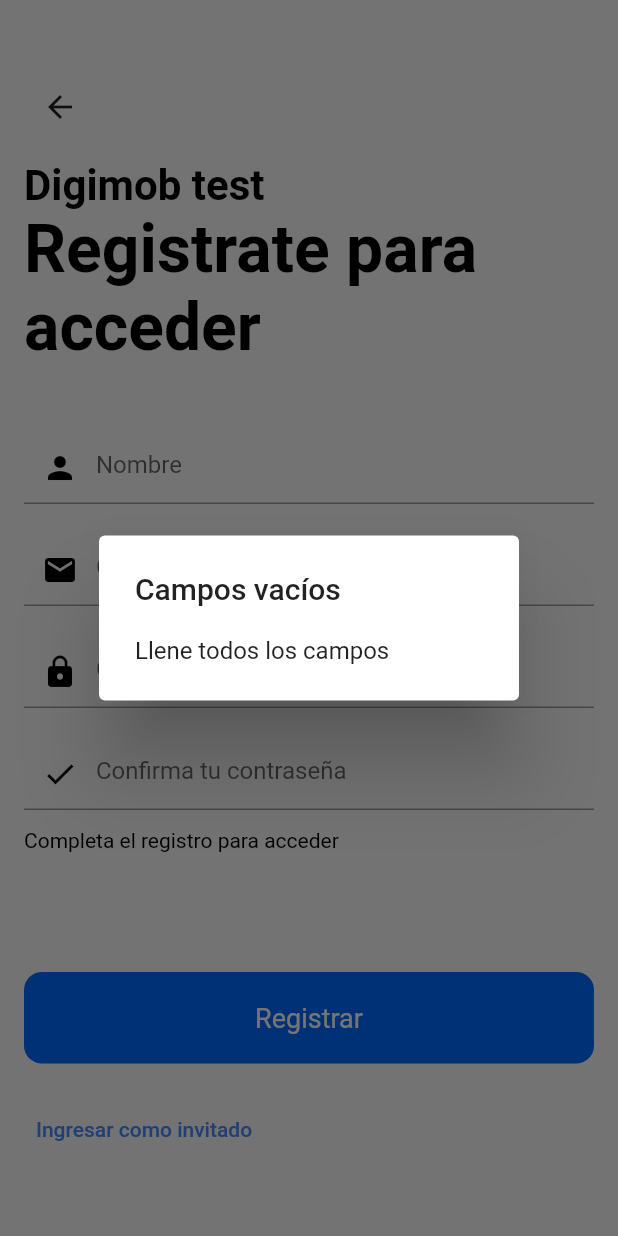
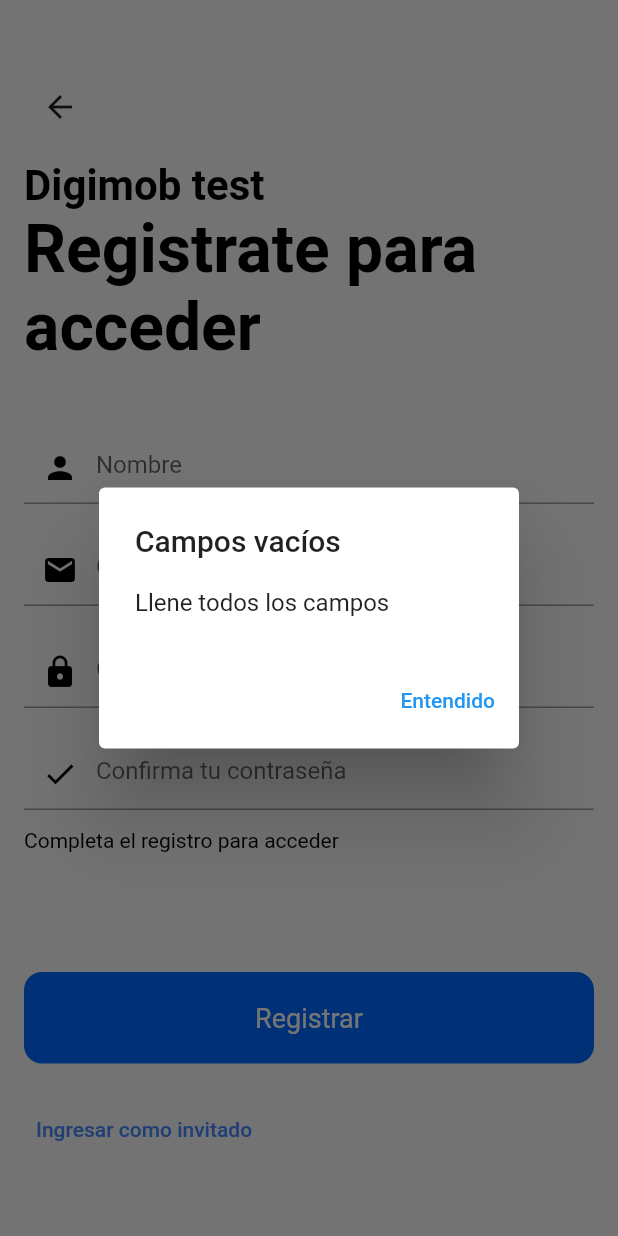
Before and after one commit to Edgar-Cupul/flutter_prueba_tecnica, a Flutter app: the RegisterScreen screen opened directly, after a tap on "Registrar", on a phone screen of 412 x 824 dp. Run offline on Flutter 3.47's test engine with Material 2 defaults, Android fonts, the phone set to English and light mode, and no system bars; our stand-ins replace firebase_auth, firebase_core; accounts and stored records are empty.

Commit message:
Arregle errores de diseño

```diff
--- a/lib/register_screen.dart
+++ b/lib/register_screen.dart
@@ -69,6 +69,13 @@ class _ventanaRegistroState extends State<ventanaRegistro> {
                 ],
               ),
             ),
+            actions: <Widget>[
+              TextButton(
+                  child: Text('Entendido'),
+                  onPressed: () {
+                    Navigator.of(context).pop();
+                  }),
+            ],
           );
         },
       );
@@ -87,10 +94,16 @@ class _ventanaRegistroState extends State<ventanaRegistro> {
         print(e);
       }
     } else {
-      ScaffoldMessenger.of(context).showSnackBar(SnackBar(
-        content: Text("Las contraseñas no coinciden, verifica"),
-        backgroundColor: Colors.amber,
-      ));
+      AlertDialog(
+        title: Text('Contraseñas distintas'),
+        content: SingleChildScrollView(
+          child: ListBody(
+            children: [
+              Text('Verifique que las contraseñas coincidan'),
+            ],
+          ),
+        ),
+      );
     }
     return user;
   }
```
